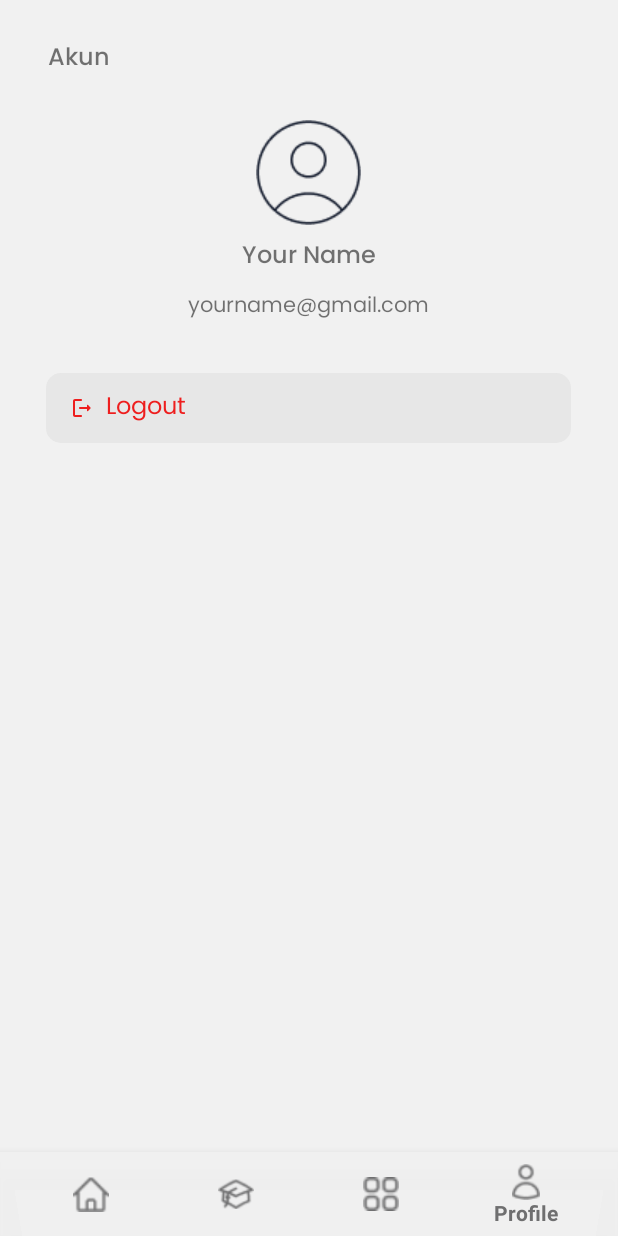
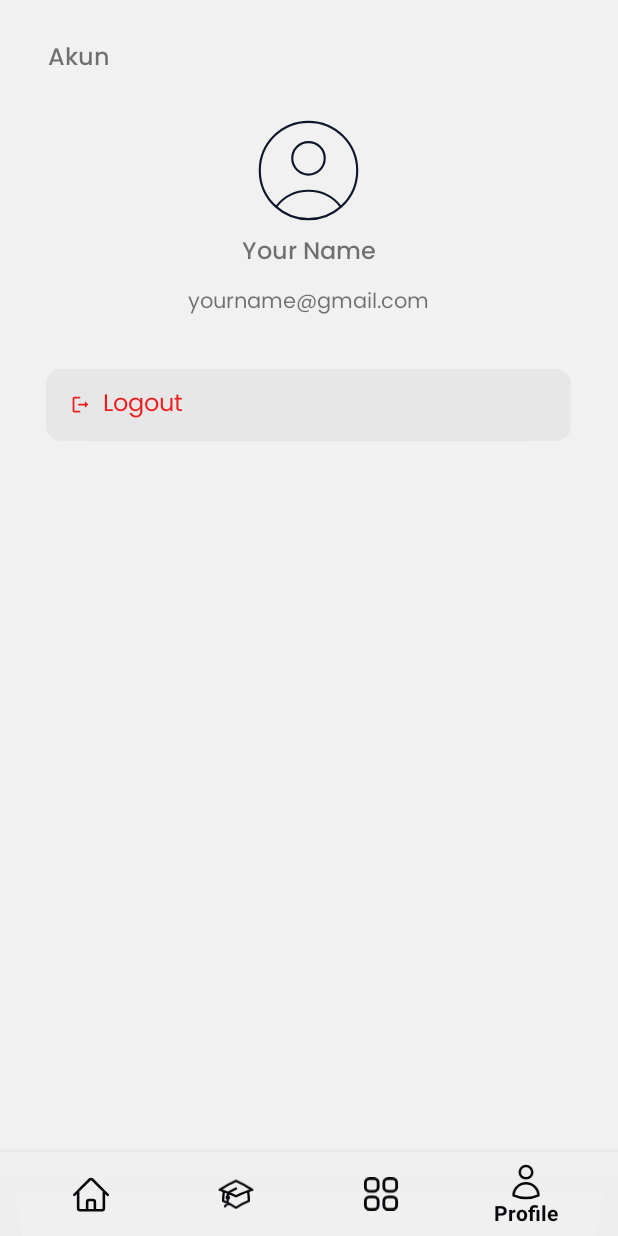
Before and after one commit to aanalma28/uas-android-project, an Android app: the MainActivity screen opened directly, with no data from a screen before it, item 4 of the bottom bar chosen, on a phone screen of 412 x 824 dp. Run offline under Robolectric (Android 15) with nearby library versions, the phone set to English and light mode, and no system bars; 1 statement that could not run was skipped.

Commit message:
[feat] change svg bottom nav n button logout in profile

```diff
--- /dev/null
+++ b/app/src/main/res/drawable/course.xml
@@ -0,0 +1,13 @@
+<vector xmlns:android="http://schemas.android.com/apk/res/android"
+    android:width="23dp"
+    android:height="20dp"
+    android:viewportWidth="23"
+    android:viewportHeight="20">
+  <path
+      android:pathData="M3.759,8.147C3.487,10.231 3.321,12.348 3.269,14.494C6.165,15.703 8.919,17.184 11.5,18.904C14.081,17.184 16.836,15.703 19.732,14.494C19.679,12.348 19.513,10.231 19.241,8.147M3.759,8.147C2.884,7.852 1.997,7.581 1.101,7.334C4.346,5.059 7.827,3.097 11.5,1.493C15.173,3.097 18.654,5.059 21.899,7.334C21.003,7.581 20.116,7.852 19.241,8.147M3.759,8.147C6.447,9.05 9.034,10.171 11.5,11.489C13.966,10.171 16.553,9.05 19.241,8.147M6.25,13C6.664,13 7,12.664 7,12.25C7,11.836 6.664,11.5 6.25,11.5C5.836,11.5 5.5,11.836 5.5,12.25C5.5,12.664 5.836,13 6.25,13ZM6.25,13V9.324C7.941,8.273 9.694,7.311 11.5,6.443M4.493,17.993C5.664,16.821 6.25,15.285 6.25,13.75V12.25"
+      android:strokeLineJoin="round"
+      android:strokeWidth="1.5"
+      android:fillColor="#00000000"
+      android:strokeColor="#0F172A"
+      android:strokeLineCap="round"/>
+</vector>
--- /dev/null
+++ b/app/src/main/res/drawable/dashboard.xml
@@ -0,0 +1,34 @@
+<vector xmlns:android="http://schemas.android.com/apk/res/android"
+    android:width="19dp"
+    android:height="18dp"
+    android:viewportWidth="19"
+    android:viewportHeight="18">
+  <path
+      android:pathData="M1.25,3C1.25,1.757 2.257,0.75 3.5,0.75H5.75C6.993,0.75 8,1.757 8,3V5.25C8,6.493 6.993,7.5 5.75,7.5H3.5C2.257,7.5 1.25,6.493 1.25,5.25V3Z"
+      android:strokeLineJoin="round"
+      android:strokeWidth="1.5"
+      android:fillColor="#00000000"
+      android:strokeColor="#0F172A"
+      android:strokeLineCap="round"/>
+  <path
+      android:pathData="M1.25,12.75C1.25,11.507 2.257,10.5 3.5,10.5H5.75C6.993,10.5 8,11.507 8,12.75V15C8,16.243 6.993,17.25 5.75,17.25H3.5C2.257,17.25 1.25,16.243 1.25,15V12.75Z"
+      android:strokeLineJoin="round"
+      android:strokeWidth="1.5"
+      android:fillColor="#00000000"
+      android:strokeColor="#0F172A"
+      android:strokeLineCap="round"/>
+  <path
+      android:pathData="M11,3C11,1.757 12.007,0.75 13.25,0.75H15.5C16.743,0.75 17.75,1.757 17.75,3V5.25C17.75,6.493 16.743,7.5 15.5,7.5H13.25C12.007,7.5 11,6.493 11,5.25V3Z"
+      android:strokeLineJoin="round"
+      android:strokeWidth="1.5"
+      android:fillColor="#00000000"
+      android:strokeColor="#0F172A"
+      android:strokeLineCap="round"/>
+  <path
+      android:pathData="M11,12.75C11,11.507 12.007,10.5 13.25,10.5H15.5C16.743,10.5 17.75,11.507 17.75,12.75V15C17.75,16.243 16.743,17.25 15.5,17.25H13.25C12.007,17.25 11,16.243 11,15V12.75Z"
+      android:strokeLineJoin="round"
+      android:strokeWidth="1.5"
+      android:fillColor="#00000000"
+      android:strokeColor="#0F172A"
+      android:strokeLineCap="round"/>
+</vector>
--- /dev/null
+++ b/app/src/main/res/drawable/home.xml
@@ -0,0 +1,13 @@
+<vector xmlns:android="http://schemas.android.com/apk/res/android"
+    android:width="21dp"
+    android:height="21dp"
+    android:viewportWidth="21"
+    android:viewportHeight="21">
+  <path
+      android:pathData="M0.75,11L9.705,2.046C10.144,1.606 10.856,1.606 11.295,2.046L20.25,11M3,8.75V18.875C3,19.496 3.504,20 4.125,20H8.25V15.125C8.25,14.504 8.754,14 9.375,14H11.625C12.246,14 12.75,14.504 12.75,15.125V20H16.875C17.496,20 18,19.496 18,18.875V8.75M6.75,20H15"
+      android:strokeLineJoin="round"
+      android:strokeWidth="1.5"
+      android:fillColor="#00000000"
+      android:strokeColor="#0F172A"
+      android:strokeLineCap="round"/>
+</vector>
--- /dev/null
+++ b/app/src/main/res/drawable/person.xml
@@ -0,0 +1,20 @@
+<vector xmlns:android="http://schemas.android.com/apk/res/android"
+    android:width="17dp"
+    android:height="22dp"
+    android:viewportWidth="17"
+    android:viewportHeight="22">
+  <path
+      android:pathData="M12.25,5C12.25,7.071 10.571,8.75 8.5,8.75C6.429,8.75 4.75,7.071 4.75,5C4.75,2.929 6.429,1.25 8.5,1.25C10.571,1.25 12.25,2.929 12.25,5Z"
+      android:strokeLineJoin="round"
+      android:strokeWidth="1.5"
+      android:fillColor="#00000000"
+      android:strokeColor="#0F172A"
+      android:strokeLineCap="round"/>
+  <path
+      android:pathData="M1.001,19.118C1.072,15.037 4.402,11.75 8.5,11.75C12.598,11.75 15.929,15.037 15.999,19.118C13.716,20.166 11.177,20.75 8.5,20.75C5.824,20.75 3.284,20.166 1.001,19.118Z"
+      android:strokeLineJoin="round"
+      android:strokeWidth="1.5"
+      android:fillColor="#00000000"
+      android:strokeColor="#0F172A"
+      android:strokeLineCap="round"/>
+</vector>
--- /dev/null
+++ b/app/src/main/res/drawable/person_circle.xml
@@ -0,0 +1,5 @@
+<vector xmlns:android="http://schemas.android.com/apk/res/android" android:height="67dp" android:viewportHeight="70" android:viewportWidth="70" android:width="67dp">
+
+    <path android:fillColor="#00000000" android:pathData="M57.431,60.218C52.295,53.44 44.159,49.063 35,49.063C25.841,49.063 17.705,53.44 12.569,60.218M57.431,60.218C64.376,54.036 68.75,45.029 68.75,35C68.75,16.36 53.64,1.25 35,1.25C16.36,1.25 1.25,16.36 1.25,35C1.25,45.029 5.624,54.036 12.569,60.218M57.431,60.218C51.468,65.525 43.611,68.75 35,68.75C26.389,68.75 18.532,65.525 12.569,60.218M46.25,26.563C46.25,32.776 41.213,37.813 35,37.813C28.787,37.813 23.75,32.776 23.75,26.563C23.75,20.349 28.787,15.313 35,15.313C41.213,15.313 46.25,20.349 46.25,26.563Z" android:strokeColor="#0F172A" android:strokeLineCap="round" android:strokeLineJoin="round" android:strokeWidth="1.5"/>
+
+</vector>
--- a/app/src/main/res/layout/activity_main.xml
+++ b/app/src/main/res/layout/activity_main.xml
@@ -33,7 +33,7 @@
         app:layout_constraintBottom_toBottomOf="parent"
         app:menu="@menu/bottom_nav"
         android:background="@color/white"
-        app:itemIconTint="@color/grey"
-        app:itemTextColor="@color/grey" />
+        app:itemIconTint="@color/black"
+        app:itemTextColor="@color/black" />
 
 </androidx.constraintlayout.widget.ConstraintLayout>
--- a/app/src/main/res/layout/fragment_profile.xml
+++ b/app/src/main/res/layout/fragment_profile.xml
@@ -49,32 +49,25 @@
             android:textSize="14sp"
             android:layout_centerHorizontal="true"/>
 
-        <LinearLayout
+        <Button
             android:id="@+id/logout"
             android:layout_width="350dp"
             android:layout_height="wrap_content"
-            android:orientation="horizontal"
             android:layout_below="@+id/email_akun"
+            android:text="Logout"
+            android:textAllCaps="false"
+            android:textAlignment="textStart"
+            android:drawablePadding="8dp"
             android:layout_centerHorizontal="true"
+            android:background="@drawable/btn_profile_shape"
+            android:textColor="#EE1E1E"
+            android:fontFamily="@font/poppinsregular"
+            android:textSize="16sp"
+            android:drawableLeft="@drawable/round_logout_24"
             android:layout_marginTop="32dp"
             android:paddingVertical="10dp"
-            android:paddingHorizontal="16dp"
-            android:gravity="center_vertical"
-            android:background="@drawable/btn_profile_shape"
-            >
-            <ImageView
-                android:layout_width="16dp"
-                android:layout_height="16dp"
-                android:src="@drawable/round_logout_24"
-                android:layout_marginRight="8dp"/>
-            <TextView
-                android:layout_width="wrap_content"
-                android:layout_height="wrap_content"
-                android:text="Logout"
-                android:textColor="#EE1E1E"
-                android:fontFamily="@font/poppinsregular"
-                android:textSize="16sp"/>
-        </LinearLayout>
+            android:paddingHorizontal="16dp"/>
+
     </RelativeLayout>
 
 </FrameLayout>
```
Also changed, not shown: app/src/main/res/drawable/course.png (deleted), app/src/main/res/drawable/dashboard.png (deleted), app/src/main/res/drawable/home.png (deleted), app/src/main/res/drawable/person.png (deleted), app/src/main/res/drawable/person_circle.png (deleted).
